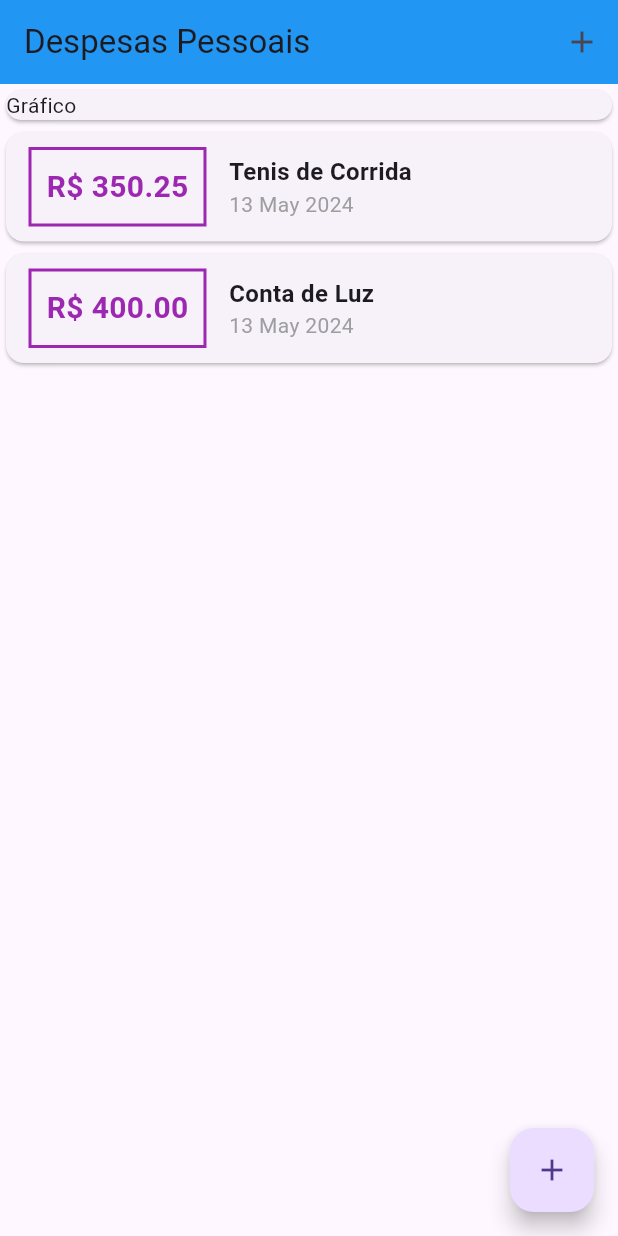
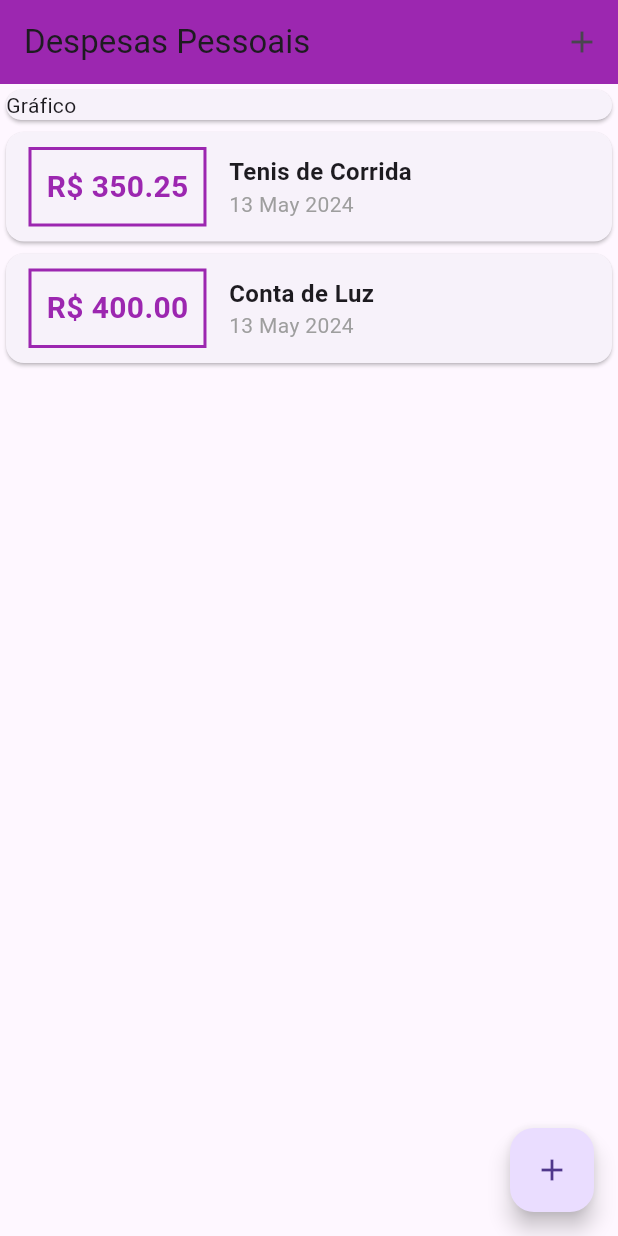
Before and after one commit to juniin1233/Expenses, a Flutter app: the screen it shows after launch, on a phone screen of 412 x 824 dp. Run offline on Flutter 3.47's test engine with Material 3 defaults, Android fonts, the phone set to English and light mode, and no system bars.

Commit message:
Algumas alterações

```diff
--- a/expenses/lib/homepage.dart
+++ b/expenses/lib/homepage.dart
@@ -58,13 +58,13 @@ class _MyHomePageState extends State<MyHomePage> {
   Widget build(BuildContext context) {
     return Scaffold(
         appBar: AppBar(
+          backgroundColor: Colors.purple,
           actions: [
             IconButton(
               onPressed: () => _openTransactionFormModal(context),
               icon: const Icon(Icons.add),
             ),
           ],
-          backgroundColor: Colors.blue,
           title: const Text("Despesas Pessoais"),
         ),
         body: SingleChildScrollView(
--- a/expenses/lib/main.dart
+++ b/expenses/lib/main.dart
@@ -10,7 +10,7 @@ class Expenses extends StatelessWidget {
 
   @override
   Widget build(BuildContext context) {
-    return MaterialApp(
+    return const MaterialApp(
       debugShowCheckedModeBanner: false,
       home: MyHomePage(),
     );
```
